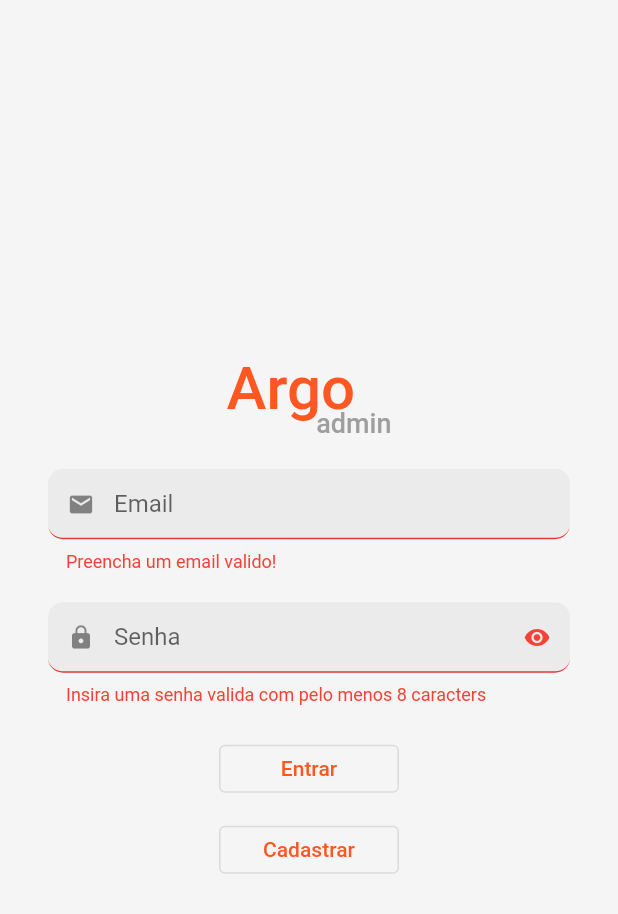
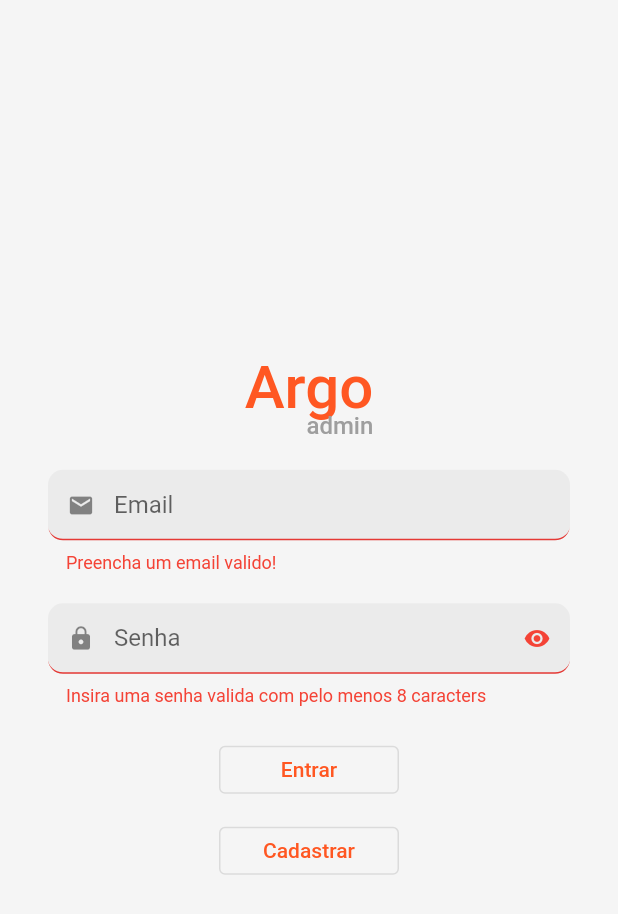
Before and after one commit to Guilherme-so/my_place_admin, a Flutter app: the screen it shows after launch, after a tap on "Entrar", on a phone screen of 412 x 824 dp. Shown: the top 914 px of the screen. Run offline on Flutter 3.47's test engine with Material 2 defaults, Android fonts, the phone set to English and light mode, and no system bars; drawn by our look-alikes of oktoast; our stand-ins replace cloud_firestore, firebase_auth, firebase_core; accounts and stored records are empty.

```diff
--- a/lib/pages/SignIn/sign_in.dart
+++ b/lib/pages/SignIn/sign_in.dart
@@ -94,11 +94,11 @@ class _SignInPageState extends State<SignInPage> {
                               _signInController.setIsLoading(true);
                             });
                             try {
-                              await _signInController.fazLogin();
+                              final user = await _signInController.fazLogin();
                               showSuccessToast('Logado com sucesso.');
                               if (context.mounted) {
                                 Navigator.of(context).push(MaterialPageRoute(
-                                    builder: (_) => const HomePage()));
+                                    builder: (_) => HomePage(user: user!)));
                               }
                             } on NotAdmin {
                               showWarningToast('Voce nao tem permisao de adm.');
--- a/lib/widgets/logo.dart
+++ b/lib/widgets/logo.dart
@@ -1,42 +1,38 @@
 import 'package:flutter/material.dart';
 
-class Logo extends StatefulWidget {
-  const Logo({super.key});
+class Logo extends StatelessWidget {
+  const Logo({this.fontSize = 40, super.key});
+
+  final double fontSize;
 
   @override
-  State<Logo> createState() => _LogoState();
-}
-
-class _LogoState extends State<Logo> {
-  @override
   Widget build(BuildContext context) {
-    return SizedBox(
-      width: 110,
-      height: 57,
-      child: Stack(
+    return Stack(
       children: [
-          Text(
+        Padding(
+          padding: EdgeInsets.only(bottom: fontSize / 3.5),
+          child: Text(
             'Argo',
             style: TextStyle(
               color: Theme.of(context).primaryColor,
-              fontSize: 40,
+              fontSize: fontSize,
               fontWeight: FontWeight.w500,
             ),
           ),
-          const Positioned(
+        ),
+        Positioned(
           right: 0,
           bottom: 0,
           child: Text(
             'admin',
             style: TextStyle(
               color: Colors.grey,
-                fontSize: 18,
+              fontSize: fontSize / 2.5,
               fontWeight: FontWeight.w500,
             ),
           ),
-          )
+        ),
       ],
-      ),
     );
   }
 }
```
Also changed, not shown: lib/pages/Home/home_page.dart (+86 -3 lines). Lines whose indentation alone changed are shown as unchanged.
